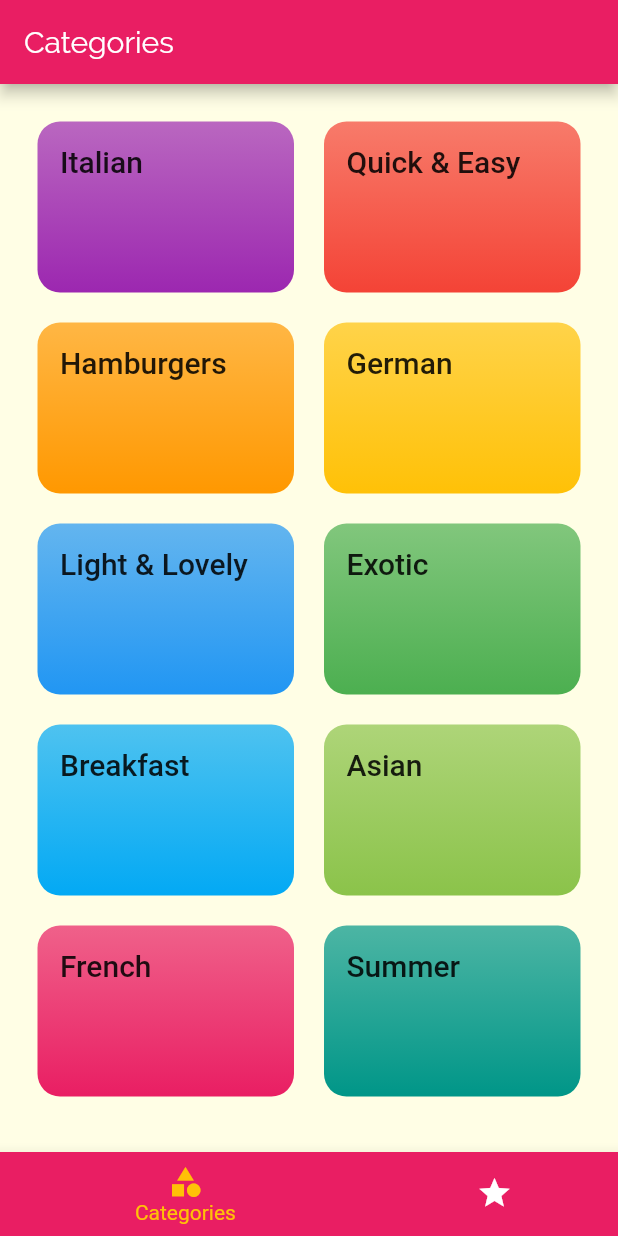
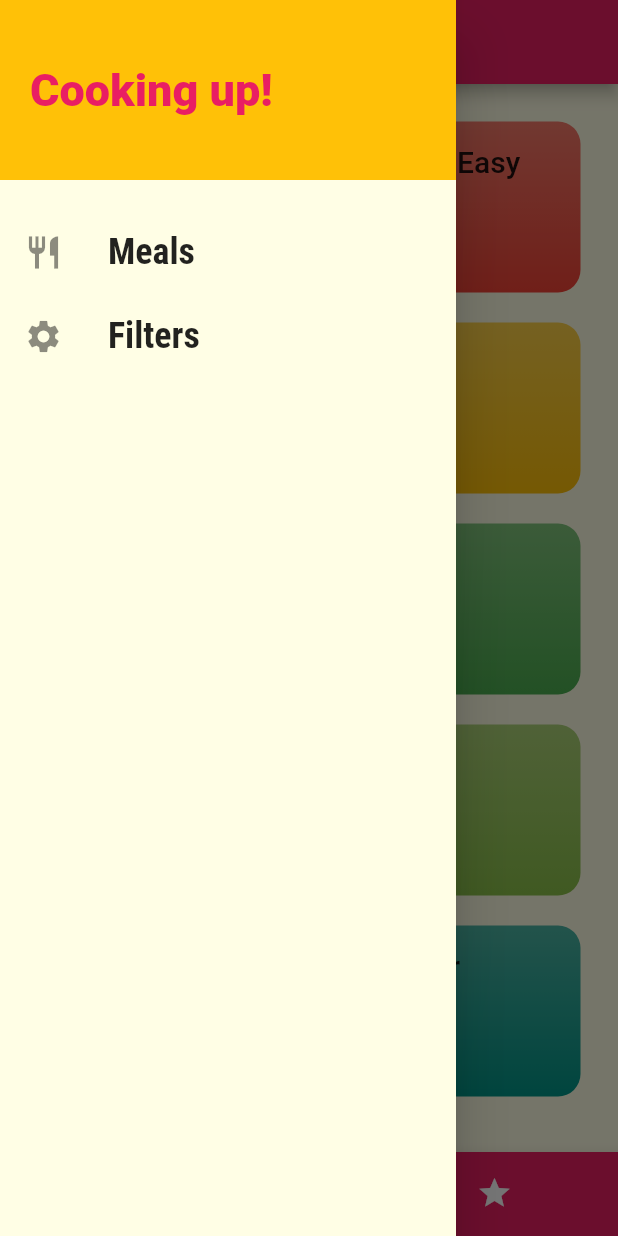
Before and after one commit to aryankush25/meals_app, a Flutter app: the screen it shows after launch, with the side drawer open (before the commit the screen has no drawer), on a phone screen of 412 x 824 dp. Run offline on Flutter 3.47's test engine with Material 2 defaults, Android fonts, the phone set to English and light mode, and no system bars.

Commit message:
drawer added

```diff
--- a/lib/main.dart
+++ b/lib/main.dart
@@ -1,4 +1,6 @@
 import 'package:flutter/material.dart';
+
+import './screens/filters_screen.dart';
 import './screens/meal_detail_screen.dart';
 import './screens/tabs_screen.dart';
 import './screens/category_meals_screen.dart';
@@ -25,6 +27,7 @@ class MyApp extends StatelessWidget {
         '/': (ctx) => TabsScreen(),
         CategoryMealsScreen.routeName: (ctx) => CategoryMealsScreen(),
         MealDetailScreen.routeName: (ctx) => MealDetailScreen(),
+        FiltersScreen.routeName: (ctx) => FiltersScreen(),
       },
       // onGenerateRoute: (settings) {
       //   print(settings.arguments);
--- /dev/null
+++ b/lib/screens/filters_screen.dart
@@ -0,0 +1,26 @@
+import 'package:flutter/material.dart';
+
+import '../widgets/main_drawer.dart';
+
+class FiltersScreen extends StatelessWidget {
+  static const routeName = '/filters';
+
+  @override
+  Widget build(BuildContext context) {
+    return Container(
+      child: Scaffold(
+        appBar: AppBar(
+          title: Text(
+            'Filters',
+          ),
+        ),
+        // drawer: MainDrawer(),
+        body: Container(
+          child: Text(
+            'Filters Screen',
+          ),
+        ),
+      ),
+    );
+  }
+}
--- a/lib/screens/tabs_screen.dart
+++ b/lib/screens/tabs_screen.dart
@@ -1,4 +1,5 @@
 import 'package:flutter/material.dart';
+import '../widgets/main_drawer.dart';
 
 import './favourites_screen.dart';
 import './categories_screen.dart';
@@ -35,6 +36,7 @@ class _TabsScreenState extends State<TabsScreen> {
           _pages[_selectedPageIndex]['title'],
         ),
       ),
+      drawer: MainDrawer(),
       body: _pages[_selectedPageIndex]['page'],
       bottomNavigationBar: BottomNavigationBar(
         onTap: _selectPage,
--- /dev/null
+++ b/lib/widgets/main_drawer.dart
@@ -0,0 +1,57 @@
+import 'package:flutter/material.dart';
+
+import '../screens/filters_screen.dart';
+
+class MainDrawer extends StatelessWidget {
+  Widget buildListTile(IconData icon, String text, Function onTapHandler) {
+    return ListTile(
+      leading: Icon(
+        icon,
+        size: 26,
+      ),
+      title: Text(
+        text,
+        style: TextStyle(
+          fontFamily: 'RobotoCondensed',
+          fontSize: 24,
+          fontWeight: FontWeight.bold,
+        ),
+      ),
+      onTap: onTapHandler,
+    );
+  }
+
+  @override
+  Widget build(BuildContext context) {
+    return Drawer(
+      child: Column(
+        children: [
+          Container(
+            height: 120,
+            width: double.infinity,
+            padding: EdgeInsets.all(20),
+            alignment: Alignment.centerLeft,
+            color: Theme.of(context).accentColor,
+            child: Text(
+              'Cooking up!',
+              style: TextStyle(
+                fontWeight: FontWeight.w900,
+                fontSize: 30,
+                color: Theme.of(context).primaryColor,
+              ),
+            ),
+          ),
+          SizedBox(
+            height: 20,
+          ),
+          buildListTile(Icons.restaurant, 'Meals', () {
+            Navigator.of(context).pushReplacementNamed('/');
+          }),
+          buildListTile(Icons.settings, 'Filters', () {
+            Navigator.of(context).pushReplacementNamed(FiltersScreen.routeName);
+          }),
+        ],
+      ),
+    );
+  }
+}
```
